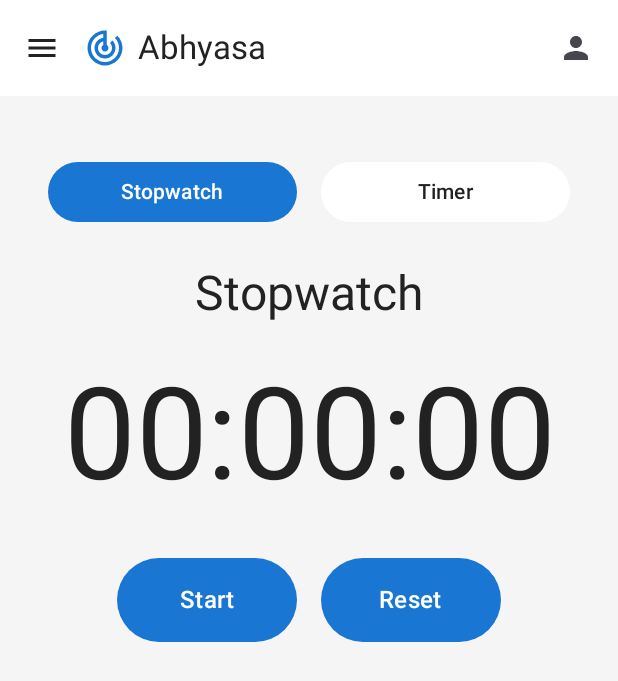
After one commit to prateekkarna/ExamPracticeHelper, an Android app built with Jetpack Compose: the TimerScreen screen opened through its navigation route, on a phone screen of 412 x 824 dp. The commit adds this screen. Shown: the top 681 px of the screen. Run offline under Robolectric (Android 15) with nearby library versions, the phone set to English and light mode, and no system bars; our stand-ins replace Dagger/Hilt's generated code, Room's generated code.

Commit message:
adding activity

```diff
--- a/app/src/main/java/com/example/exampractisehelper/navigation/AppRootNavigation.kt
+++ b/app/src/main/java/com/example/exampractisehelper/navigation/AppRootNavigation.kt
@@ -23,14 +23,16 @@ fun AppRootNavigation() {
     val navController = rememberNavController()
     AppScaffold(
         navController = navController,
-        drawerItems = listOf("Home", "Settings", "About")
+        drawerItems = listOf("Home", "Activity", "Settings", "About")
     ) {
         NavHost(navController, startDestination = "home") {
             composable("home") {
                 HomeScreen(navController, onCreateExamClick = {
                     navController.navigate("create_session")
                 })
-                //Text("Home Screen")
+            }
+            composable("activity") {
+                com.example.exampractisehelper.ui.screens.timer.TimerScreen()
             }
             composable("create_exam") {
                 val context = androidx.compose.ui.platform.LocalContext.current
--- a/app/src/main/java/com/example/exampractisehelper/ui/components/AppScaffold.kt
+++ b/app/src/main/java/com/example/exampractisehelper/ui/components/AppScaffold.kt
@@ -19,6 +19,7 @@ import androidx.compose.material.icons.filled.Menu
 import androidx.compose.material.icons.filled.Person
 import androidx.compose.material.icons.filled.Settings
 import androidx.compose.material.icons.filled.TrackChanges
+import androidx.compose.material.icons.filled.Timer
 import androidx.compose.foundation.background
 import androidx.compose.foundation.layout.Box
 import androidx.compose.foundation.layout.Column
@@ -92,6 +93,7 @@ fun AppScaffold(
                         "home" -> Icons.Default.Home
                         "settings" -> Icons.Default.Settings
                         "about" -> Icons.Default.Info
+                        "activity" -> Icons.Default.Timer
                         else -> null
                     }
                     val isSelected = navController.currentBackStackEntry?.destination?.route == route
--- /dev/null
+++ b/app/src/main/java/com/example/exampractisehelper/ui/screens/timer/TimerScreen.kt
@@ -0,0 +1,166 @@
+package com.example.exampractisehelper.ui.screens.timer
+
+import androidx.compose.foundation.layout.*
+import androidx.compose.material3.*
+import androidx.compose.runtime.*
+import androidx.compose.ui.Alignment
+import androidx.compose.ui.Modifier
+import androidx.compose.ui.unit.dp
+import androidx.compose.ui.text.style.TextAlign
+import java.util.Locale
+
+@Composable
+fun TimerScreen() {
+    var timerValue by remember { mutableStateOf(0L) }
+    var running by remember { mutableStateOf(false) }
+    var isStopwatch by remember { mutableStateOf(true) }
+    var inputMinutes by remember { mutableStateOf(0) }
+    var inputSeconds by remember { mutableStateOf(0) }
+    var inputHours by remember { mutableStateOf(0) } // Added for hours
+    var showInput by remember { mutableStateOf(false) }
+    val formattedTime = String.format(Locale.getDefault(), "%02d:%02d:%02d", timerValue / 3600, (timerValue % 3600) / 60, timerValue % 60)
+
+    LaunchedEffect(running, isStopwatch) {
+        while (running) {
+            kotlinx.coroutines.delay(1000)
+            if (isStopwatch) {
+                timerValue += 1
+            } else {
+                if (timerValue > 0) timerValue -= 1
+                if (timerValue == 0L) running = false
+            }
+        }
+    }
+
+    Box(modifier = Modifier.fillMaxSize()) {
+        Column(
+            modifier = Modifier
+                .fillMaxWidth()
+                .padding(top = 32.dp), // Move timer to top
+            horizontalAlignment = Alignment.CenterHorizontally
+        ) {
+            // Timer/Stopwatch toggle at the very top
+            Row(
+                modifier = Modifier
+                    .fillMaxWidth()
+                    .padding(horizontal = 32.dp, vertical = 8.dp),
+                horizontalArrangement = Arrangement.Center
+            ) {
+                Button(
+                    onClick = {
+                        running = false
+                        timerValue = 0L
+                        isStopwatch = true
+                    },
+                    colors = if (isStopwatch) ButtonDefaults.buttonColors(containerColor = MaterialTheme.colorScheme.primary)
+                             else ButtonDefaults.buttonColors(containerColor = MaterialTheme.colorScheme.surface),
+                    modifier = Modifier.weight(1f)
+                ) {
+                    Text("Stopwatch", color = if (isStopwatch) MaterialTheme.colorScheme.onPrimary else MaterialTheme.colorScheme.onSurface)
+                }
+                Spacer(Modifier.width(16.dp))
+                Button(
+                    onClick = {
+                        running = false
+                        timerValue = 0L
+                        isStopwatch = false
+                        showInput = true
+                    },
+                    colors = if (!isStopwatch) ButtonDefaults.buttonColors(containerColor = MaterialTheme.colorScheme.primary)
+                              else ButtonDefaults.buttonColors(containerColor = MaterialTheme.colorScheme.surface),
+                    modifier = Modifier.weight(1f)
+                ) {
+                    Text("Timer", color = if (!isStopwatch) MaterialTheme.colorScheme.onPrimary else MaterialTheme.colorScheme.onSurface)
+                }
+            }
+            Spacer(Modifier.height(16.dp))
+            Text(
+                text = if (isStopwatch) "Stopwatch" else "Timer",
+                style = MaterialTheme.typography.headlineLarge,
+                modifier = Modifier.padding(bottom = 8.dp)
+            )
+            Text(
+                text = formattedTime,
+                style = MaterialTheme.typography.displayLarge.copy(fontSize = MaterialTheme.typography.displayLarge.fontSize * 1.5),
+                textAlign = TextAlign.Center,
+                modifier = Modifier
+                    .padding(16.dp)
+            )
+            Row(Modifier.padding(vertical = 16.dp)) {
+                Button(
+                    onClick = {
+                        if (!running) {
+                            if (!isStopwatch && timerValue == 0L) {
+                                showInput = true
+                            } else {
+                                running = true
+                            }
+                        } else {
+                            running = false
+                        }
+                    },
+                    modifier = Modifier.height(56.dp).width(120.dp)
+                ) {
+                    Text(if (running) "Pause" else "Start", style = MaterialTheme.typography.titleMedium)
+                }
+                Spacer(Modifier.width(16.dp))
+                Button(
+                    onClick = {
+                        running = false
+                        timerValue = 0L
+                    },
+                    modifier = Modifier.height(56.dp).width(120.dp)
+                ) {
+                    Text("Reset", style = MaterialTheme.typography.titleMedium)
+                }
+            }
+            if (showInput) {
+                AlertDialog(
+                    onDismissRequest = { showInput = false },
+                    title = { Text("Set Timer") },
+                    text = {
+                        Row(verticalAlignment = Alignment.CenterVertically) {
+                            OutlinedTextField(
+                                value = inputHours.toString(),
+                                onValueChange = { inputHours = it.toIntOrNull() ?: 0 },
+                                label = { Text("Hours") },
+                                singleLine = true,
+                                modifier = Modifier.width(80.dp)
+                            )
+                            Spacer(Modifier.width(8.dp))
+                            OutlinedTextField(
+                                value = inputMinutes.toString(),
+                                onValueChange = { inputMinutes = it.toIntOrNull() ?: 0 },
+                                label = { Text("Minutes") },
+                                singleLine = true,
+                                modifier = Modifier.width(80.dp)
+                            )
+                            Spacer(Modifier.width(8.dp))
+                            OutlinedTextField(
+                                value = inputSeconds.toString(),
+                                onValueChange = { inputSeconds = it.toIntOrNull() ?: 0 },
+                                label = { Text("Seconds") },
+                                singleLine = true,
+                                modifier = Modifier.width(80.dp)
+                            )
+                        }
+                    },
+                    confirmButton = {
+                        Button(onClick = {
+                            timerValue = (inputHours * 3600 + inputMinutes * 60 + inputSeconds).toLong()
+                            // Do not auto start, just set the value
+                            showInput = false
+                        }) {
+                            Text("Set")
+                        }
+                    },
+                    dismissButton = {
+                        Button(onClick = { showInput = false }) {
+                            Text("Cancel")
+                        }
+                    }
+                )
+            }
+        }
+    }
+}
```
